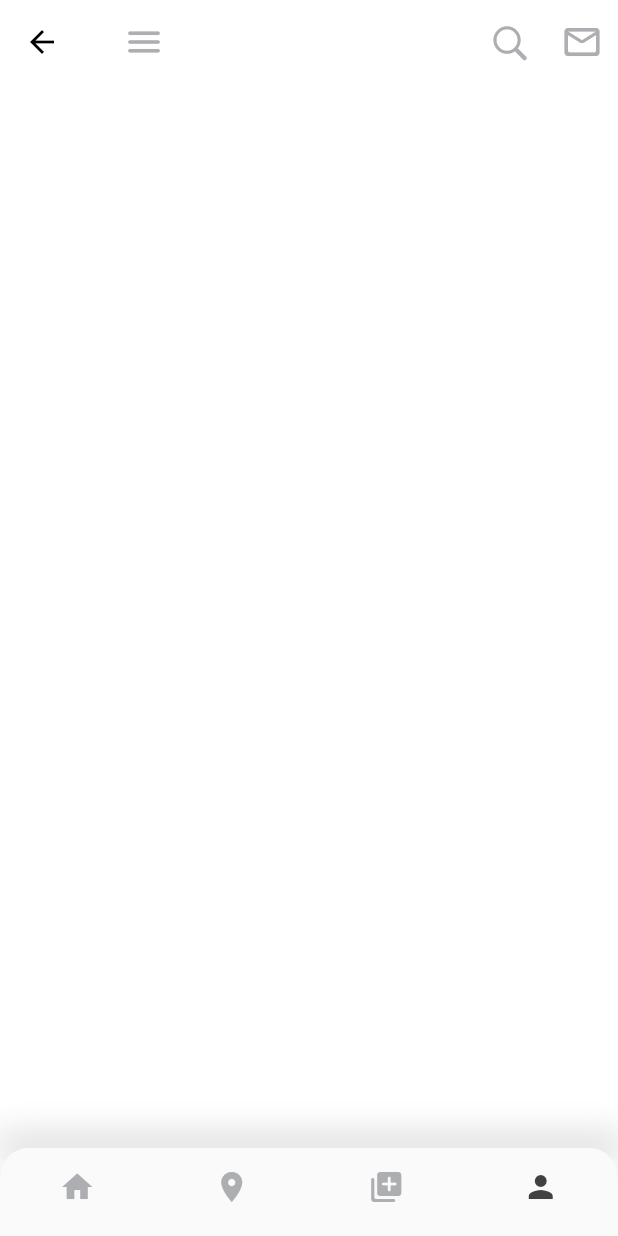
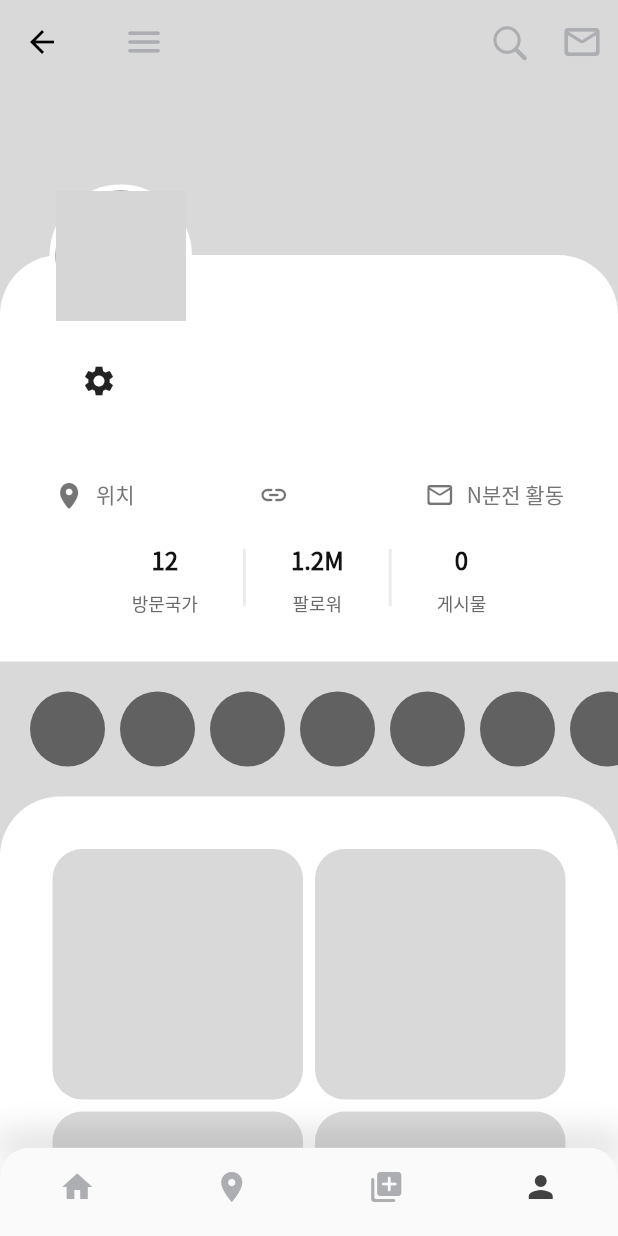
Before and after one commit to jihun-bang/project-donghaeng, a Flutter app: the HomeView screen opened by its route, item 4 of the bottom bar chosen, on a phone screen of 412 x 824 dp. Run offline on Flutter 3.47's test engine with Material 2 defaults, Android fonts, the phone set to English and light mode, and no system bars; our stand-ins replace cloud_firestore, firebase_auth, firebase_core, firebase_database, flutter_dotenv, flutter_svg and 5 more; missing offline and left inert: flutterfire_ui; accounts and stored records are empty; network calls fail; grey boxes are pictures that could not be loaded.

Commit message:
[Profile] UX 적용

```diff
--- a/lib/main.dart
+++ b/lib/main.dart
@@ -1,7 +1,5 @@
 import 'dart:ui';
 
-import 'package:donghaeng/view/chatroom_view.dart';
-import 'package:donghaeng/view/theme/color.dart';
 import 'package:donghaeng/data/di/locator.dart';
 import 'package:donghaeng/view/navigation/route.dart';
 import 'package:donghaeng/viewmodel/chatroom_viewmodel.dart';
--- a/lib/view/profile_edit_view.dart
+++ b/lib/view/profile_edit_view.dart
@@ -1,3 +1,4 @@
+import 'package:donghaeng/view/navigation/navigation.dart';
 import 'package:donghaeng/view/widget/text_form_filed.dart';
 import 'package:donghaeng/viewmodel/sign_up_viewmodel.dart';
 import 'package:flutter/cupertino.dart';
@@ -40,7 +41,7 @@ class _ProfileEditViewState extends State<ProfileEditView> {
           '취소',
           style: TextStyle(fontWeight: FontWeight.bold),
         ),
-        onPressed: () => viewModel.logout(),
+        onPressed: () => sl<NavigationService>().pop(),
       );
 
   Widget get _done => TextButton(
--- a/lib/view/profile_view.dart
+++ b/lib/view/profile_view.dart
@@ -1,9 +1,12 @@
+import 'package:donghaeng/view/theme/color.dart';
+import 'package:firebase_auth/firebase_auth.dart';
 import 'package:flutter/cupertino.dart';
 import 'package:flutter/material.dart';
 
 import '../data/di/locator.dart';
 import '../data/repository/user_repository.dart';
-import '../model/user.dart';
+import '../model/user.dart' as u;
+import 'navigation/navigation.dart';
 
 class ProfileView extends StatefulWidget {
   const ProfileView({Key? key}) : super(key: key);
@@ -13,22 +16,25 @@ class ProfileView extends StatefulWidget {
 }
 
 class _ProfileViewState extends State<ProfileView> {
+  late u.User user;
   final _repository = sl<UserRepository>();
 
   @override
   Widget build(BuildContext context) {
-    return FutureBuilder<User?>(
+    return FutureBuilder<u.User?>(
         future: _repository.getUser(),
         builder: (context, snapshot) {
           if (snapshot.connectionState == ConnectionState.done) {
-            final user = snapshot.data!;
-            return Center(
+            user = snapshot.data!;
+            return Container(
+              alignment: Alignment.topLeft,
+              color: MyColors.grey_2,
               child: Column(
-                mainAxisAlignment: MainAxisAlignment.center,
                 children: [
-                  Text(user.id),
-                  Text(user.description),
-                  Text(user.instagram),
+                  const SizedBox(height: 123),
+                  _profile,
+                  _badge,
+                  _feed
                 ],
               ),
             );
@@ -36,4 +42,183 @@ class _ProfileViewState extends State<ProfileView> {
           return const Center(child: CircularProgressIndicator());
         });
   }
+
+  Widget get _profile => Stack(children: [
+        _info,
+        _image,
+      ]);
+
+  Widget get _image => Container(
+        width: 95,
+        height: 95,
+        margin: const EdgeInsets.only(left: 33),
+        decoration:
+            const BoxDecoration(shape: BoxShape.circle, color: Colors.white),
+        padding: const EdgeInsets.all(4),
+        child: CircleAvatar(
+          foregroundImage:
+              NetworkImage(FirebaseAuth.instance.currentUser?.photoURL ?? ''),
+        ),
+      );
+
+  Widget get _info {
+    final header = Column(
+      crossAxisAlignment: CrossAxisAlignment.start,
+      children: [
+        Row(
+          crossAxisAlignment: CrossAxisAlignment.center,
+          children: [
+            Text(
+              user.name,
+              style: const TextStyle(fontSize: 22, fontWeight: FontWeight.w600),
+            ),
+            const SizedBox(width: 6),
+            MaterialButton(
+              padding: EdgeInsets.zero,
+              minWidth: 24,
+              onPressed: () =>
+                  sl<NavigationService>().pushNamed('/profile-edit'),
+              shape: const CircleBorder(),
+              child: const Icon(Icons.settings),
+            )
+          ],
+        ),
+        Text(
+          user.description,
+          style: TextStyle(
+              fontWeight: FontWeight.w500,
+              color: Colors.black.withOpacity(0.7)),
+        ),
+      ],
+    );
+
+    Widget bodyItem(IconData icon, String text) => SizedBox(
+          height: 22,
+          child: Row(
+            crossAxisAlignment: CrossAxisAlignment.center,
+            children: [
+              Icon(
+                icon,
+                color: Colors.black.withOpacity(0.54),
+                size: 20,
+              ),
+              Padding(
+                padding: const EdgeInsets.only(bottom: 1, left: 8),
+                child: Text(text, style: TextStyle(color: MyColors.grey_3)),
+              ),
+            ],
+          ),
+        );
+
+    final body = Padding(
+      padding: const EdgeInsets.only(top: 20, bottom: 20),
+      child: Row(
+        mainAxisAlignment: MainAxisAlignment.spaceBetween,
+        children: [
+          bodyItem(CupertinoIcons.location_solid, '위치'),
+          bodyItem(Icons.link_rounded, user.instagram),
+          bodyItem(Icons.mail_outline_rounded, 'N분전 활동'),
+        ],
+      ),
+    );
+
+    Widget bottomItem(String count, String text) => Column(
+          children: [
+            Text(
+              count,
+              style: const TextStyle(
+                  fontSize: 16,
+                  fontWeight: FontWeight.bold,
+                  color: Color(0xFF121212)),
+            ),
+            const SizedBox(height: 8),
+            Text(
+              text,
+              style: const TextStyle(
+                fontSize: 12,
+                color: Color(0xFF6A6A6A),
+              ),
+            ),
+          ],
+        );
+
+    final line = Container(
+      width: 2,
+      height: 38,
+      margin: const EdgeInsets.only(left: 30, right: 30),
+      color: MyColors.grey_200,
+    );
+
+    final bottom = SizedBox(
+        height: 48,
+        child: Row(
+          mainAxisAlignment: MainAxisAlignment.center,
+          children: [
+            bottomItem('12', '방문국가'),
+            line,
+            bottomItem('1.2M', '팔로워'),
+            line,
+            bottomItem('0', '게시물'),
+          ],
+        ));
+
+    return Container(
+      padding: const EdgeInsets.only(top: 60, left: 36, right: 36, bottom: 32),
+      margin: const EdgeInsets.only(top: 47),
+      decoration: const BoxDecoration(
+          color: Colors.white,
+          borderRadius: BorderRadius.only(
+            topLeft: Radius.circular(40),
+            topRight: Radius.circular(40),
+          )),
+      child: Column(
+        children: [
+          header,
+          body,
+          bottom,
+        ],
+      ),
+    );
+  }
+
+  Widget get _badge => SizedBox(
+        height: 90,
+        child: ListView.separated(
+          scrollDirection: Axis.horizontal,
+          padding: const EdgeInsets.only(left: 20, right: 20),
+          shrinkWrap: true,
+          itemCount: 20,
+          itemBuilder: (_, __) => const SizedBox(
+            width: 50,
+            height: 50,
+            child: CircleAvatar(),
+          ),
+          separatorBuilder: (_, __) => const SizedBox(width: 10),
+        ),
+      );
+
+  Widget get _feed => Expanded(
+        child: Container(
+            decoration: const BoxDecoration(
+                color: Colors.white,
+                borderRadius: BorderRadius.only(
+                  topLeft: Radius.circular(40),
+                  topRight: Radius.circular(40),
+                )),
+            child: GridView.builder(
+              padding: const EdgeInsets.all(35),
+              itemCount: 50,
+              gridDelegate: const SliverGridDelegateWithMaxCrossAxisExtent(
+                  maxCrossAxisExtent: 200,
+                  mainAxisSpacing: 8,
+                  crossAxisSpacing: 8),
+              itemBuilder: (_, __) => Container(
+                constraints:
+                    const BoxConstraints(minWidth: 100, minHeight: 100),
+                decoration: BoxDecoration(
+                    color: MyColors.grey_2,
+                    borderRadius: BorderRadius.circular(20)),
+              ),
+            )),
+      );
 }
--- a/lib/view/sign_in_view.dart
+++ b/lib/view/sign_in_view.dart
@@ -28,7 +28,7 @@ class _SignInViewState extends State<SignInView> {
         stream: FirebaseAuth.instance.authStateChanges(),
         builder: (context, snapshot) {
           if (!snapshot.hasData &&
-              FirebaseAuth.instance.currentUser?.email != null) {
+              FirebaseAuth.instance.currentUser?.email == null) {
             return Column(
               mainAxisAlignment: MainAxisAlignment.center,
               children: [
--- a/lib/view/theme/color.dart
+++ b/lib/view/theme/color.dart
@@ -25,4 +25,8 @@ class MyColors {
 
   static Color get primary => const Color(0xFF414141);
   static Color get subPrimary => const Color(0xFFACAEB2);
+  static Color get grey_1 => const Color(0xFF9C9C9C);
+  static Color get grey_2 => const Color(0xFFD9D9D9);
+  static Color get grey_3 => const Color(0xFF757575);
+  static Color get grey_200 => const Color(0xFFEBEBEB);
 }
```
